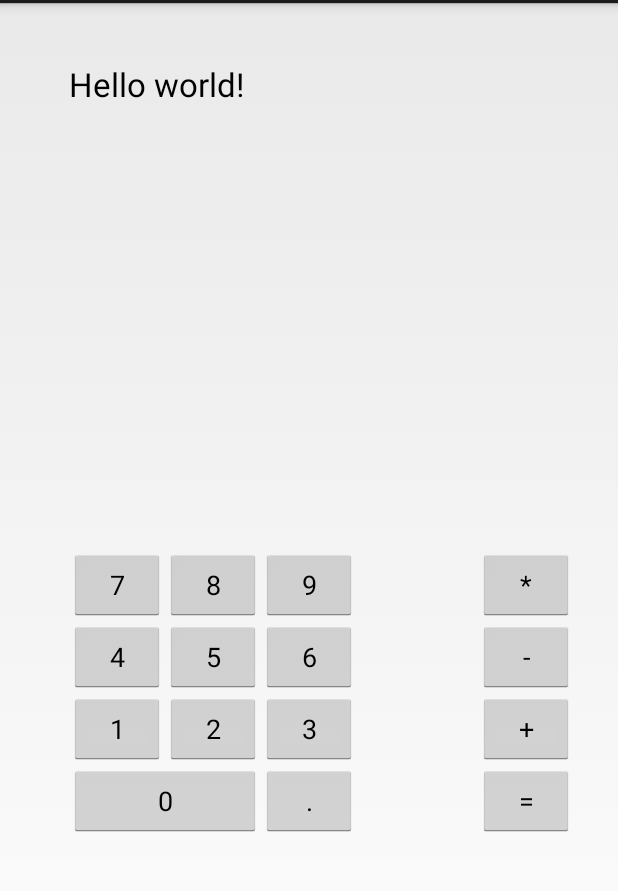
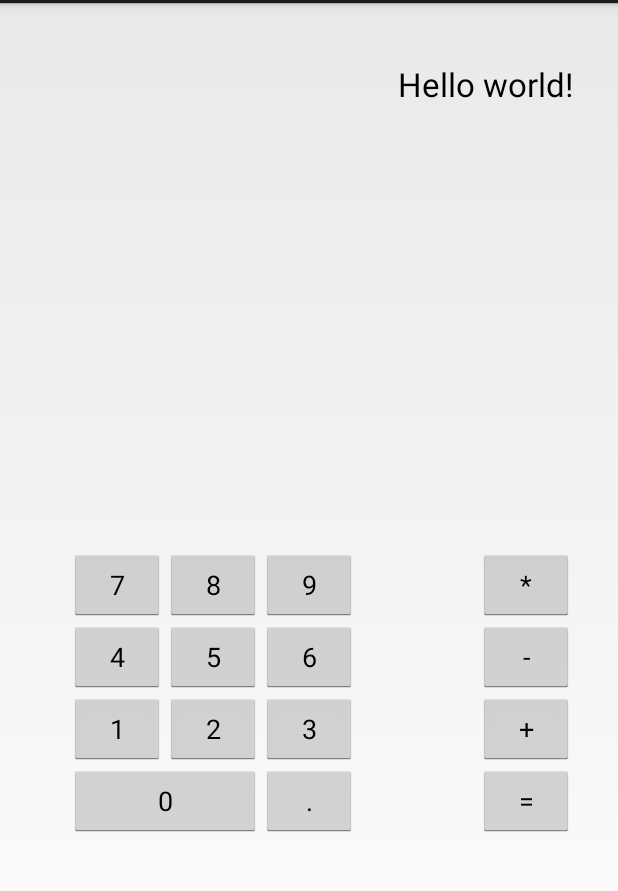
Before and after one commit to steamclock/jscalc, an Android app: the screen it shows after launch (MainActivity), on a phone screen of 412 x 824 dp, the part 69-960 px from its top. Run offline under Robolectric (Android 15) with nearby library versions, the phone set to English and light mode, and no system bars; libraries missing offline, so code that uses them is left out: junit.framework; network calls fail.

Commit message:
Fix display alignment on android

```diff
--- a/android/JSCalc/src/main/res/layout/activity_main.xml
+++ b/android/JSCalc/src/main/res/layout/activity_main.xml
@@ -154,6 +154,7 @@
             android:layout_alignParentTop="true"
             android:layout_alignLeft="@+id/button1"
             android:layout_marginTop="23dp"
-            android:layout_alignRight="@+id/button3"/>
+            android:layout_alignRight="@+id/button3"
+            android:gravity="right"/>
 
 </RelativeLayout>
```
